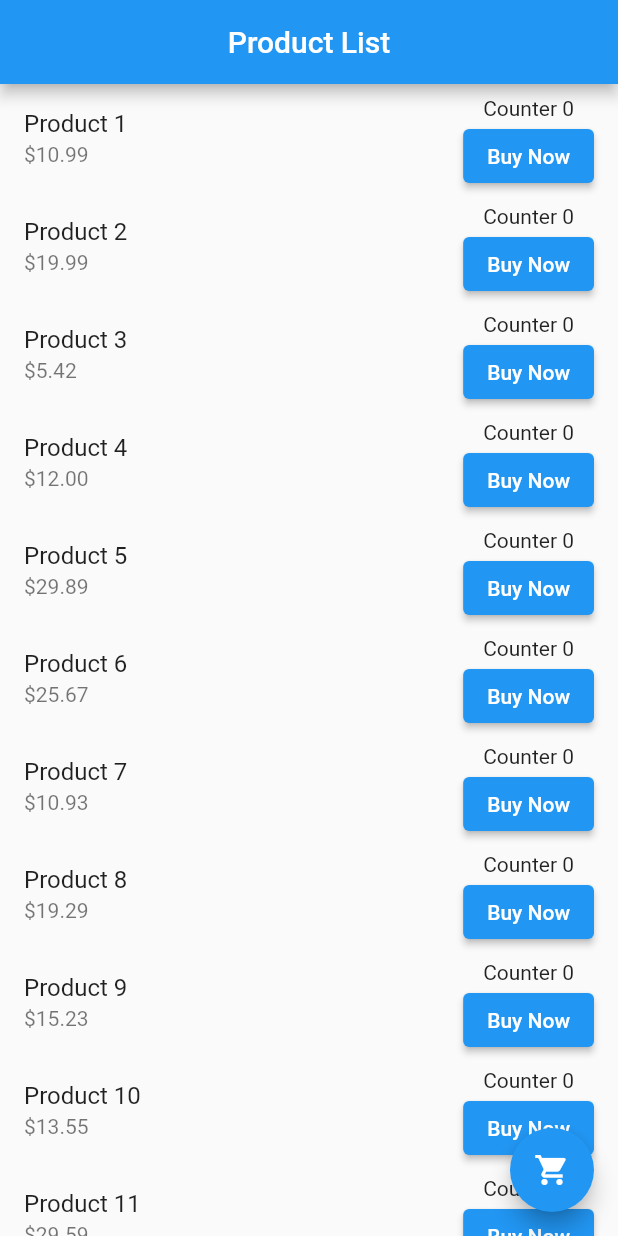
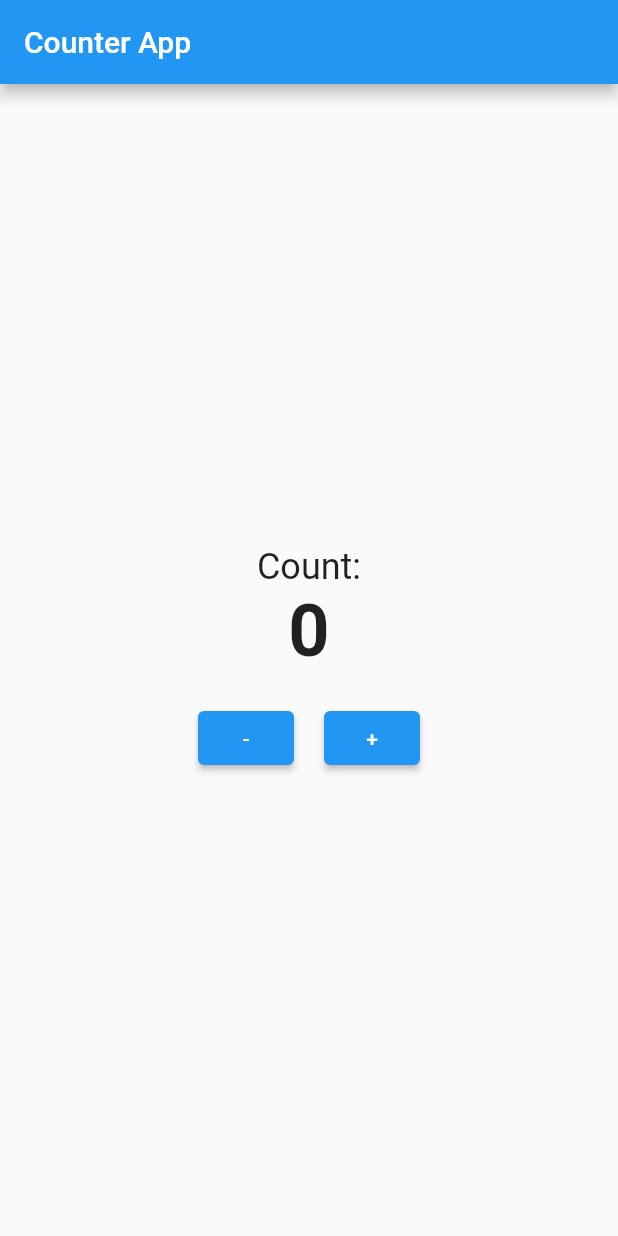
Before and after one commit to riazahmedmahin/learning, a Flutter app: the screen it shows after launch, on a phone screen of 412 x 824 dp. Run offline on Flutter 3.47's test engine with Material 2 defaults, Android fonts, the phone set to English and light mode, and no system bars.

Commit message:
Module_7_live

```diff
--- a/lib/main.dart
+++ b/lib/main.dart
@@ -2,15 +2,6 @@ import 'package:flutter/material.dart';
 
 void main() {
   runApp(MyApp());
-}
-
-class Product {
-  final String name;
-  final double price;
-  int quantity;
-  bool isSelected;
-
-  Product({required this.name, required this.price, this.quantity = 0, this.isSelected = false});
 }
 
 class MyApp extends StatelessWidget {
@@ -18,134 +9,95 @@ class MyApp extends StatelessWidget {
   Widget build(BuildContext context) {
     return MaterialApp(
       debugShowCheckedModeBanner: false,
-      title: 'Product App',
-      theme: ThemeData(
-        primarySwatch: Colors.blue,
-      ),
-      home: ProductList(),
+      title: 'Flutter Counter App',
+      home: CounterScreen(),
     );
   }
 }
 
-class ProductList extends StatefulWidget {
+class CounterScreen extends StatefulWidget {
   @override
-  _ProductListState createState() => _ProductListState();
+  _CounterScreenState createState() => _CounterScreenState();
 }
 
-class _ProductListState extends State<ProductList> {
+class _CounterScreenState extends State<CounterScreen> {
+  int count = 0;
 
-  List<Product> products = [
+  void _incrementCounter() {
+    setState(() {
+      count++;
+      if (count >= 5) {
+        _showDialog();
+      }
+    });
+  }
 
-    Product(name: 'Product 1', price: 10.99),
-    Product(name: 'Product 2', price: 19.99),
-    Product(name: 'Product 3', price: 5.419),
-    Product(name: 'Product 4', price: 12.00),
-    Product(name: 'Product 5', price: 29.89),
-    Product(name: 'Product 6', price: 25.67),
-    Product(name: 'Product 7', price: 10.93),
-    Product(name: 'Product 8', price: 19.29),
-    Product(name: 'Product 9', price: 15.23),
-    Product(name: 'Product 10', price: 13.55),
-    Product(name: 'Product 11', price: 29.59),
-    Product(name: 'Product 12', price: 2.92),
-  ];
+  void _decrementCounter() {
+    setState(() {
+      if (count > 0) {
+        count--;
+      }
+    });
+  }
 
-  void _buyProduct(int index) {
-
-    setState(() {
-
-      products[index].quantity++;
-      products[index].isSelected = true;
-      if (products[index].quantity == 5) {
+  void _showDialog() {
     showDialog(
       context: context,
       builder: (BuildContext context) {
         return AlertDialog(
-              title: Text('Congratulations!'),
-              content: Text('You\'ve bought 5 ${products[index].name}!'),
+          title: Text("Button pressed $count times."),
           actions: <Widget>[
             TextButton(
+              child: Text("OK"),
               onPressed: () {
+
                 Navigator.of(context).pop();
               },
-                  child: Text('OK'),
             ),
           ],
-            );},);
-      }
-    });
-  }
-
-  @override
-  Widget build(BuildContext context) {
-    int totalQuantity = products.fold(0, (total, product) => total + product.quantity);
-    return Scaffold(
-      appBar: AppBar(
-        title: Text('Product List'),
-        centerTitle: true,
-      ),
-      body: ListView.builder(
-        itemCount: products.length,
-        itemBuilder: (context, index) {
-          return ListTile(
-            title: Text(products[index].name),
-            subtitle: Text('\$${products[index].price.toStringAsFixed(2)}'),
-            trailing: Column(
-
-              children: [
-                Text('Counter ${products[index].quantity}'),
-                ElevatedButton(
-                  onPressed: () => _buyProduct(index),
-                  child: Text("Buy Now"),
-                ),
-                ],
-               ),
         );
       },
-      ),
-
-      floatingActionButton: FloatingActionButton(
-        onPressed: () {
-
-          final selectedProducts = products.where((product) => product.isSelected).toList();
-          Navigator.of(context).push(
-            MaterialPageRoute(
-              builder: (context) => CartPage(selectedProducts: selectedProducts),
-            ),
-          );
-        },
-        backgroundColor: Colors.blue,
-        child: Icon(Icons.shopping_cart),
-      ),
     );
   }
-}
-
-class CartPage extends StatelessWidget {
-  final List<Product> selectedProducts;
-
-  CartPage({required this.selectedProducts});
 
   @override
   Widget build(BuildContext context) {
     return Scaffold(
       appBar: AppBar(
-        title: Text('Cart'),
-        centerTitle: true,
+        title: Text('Counter App'),
       ),
-      body: ListView.builder(
-        itemCount: selectedProducts.length,
-        itemBuilder: (context, index) {
-          return ListTile(
-            title: Text(selectedProducts[index].name),
-            subtitle: Text('\$${selectedProducts[index].price.toStringAsFixed(2)}'),
-            trailing: Column(
-              children: [
-                Text('Quantity: ${selectedProducts[index].quantity}'),
+      body: Center(
+        child: Column(
+
+          mainAxisAlignment: MainAxisAlignment.center,
+          children: <Widget>[
+
+            Text(
+              'Count:',
+              style: TextStyle(fontSize: 24),
+            ),
+            Text(
+              '$count',
+              style: TextStyle(fontSize: 48, fontWeight: FontWeight.bold),
+            ),
+            SizedBox(height: 20),
+            Row(
+              mainAxisAlignment: MainAxisAlignment.center,
+              children: <Widget>[
+                ElevatedButton(
+                  onPressed: _decrementCounter,
+                  child: Text('-'),
+                ),
+
+                SizedBox(width: 20),
+                ElevatedButton(
+                  onPressed: _incrementCounter,
+                  child: Text('+'),
+                ),
               ],
             ),
-          );
-        },
+          ],
+        ),
       ),
     );
   }
```
Lines whose indentation alone changed are shown as unchanged.
